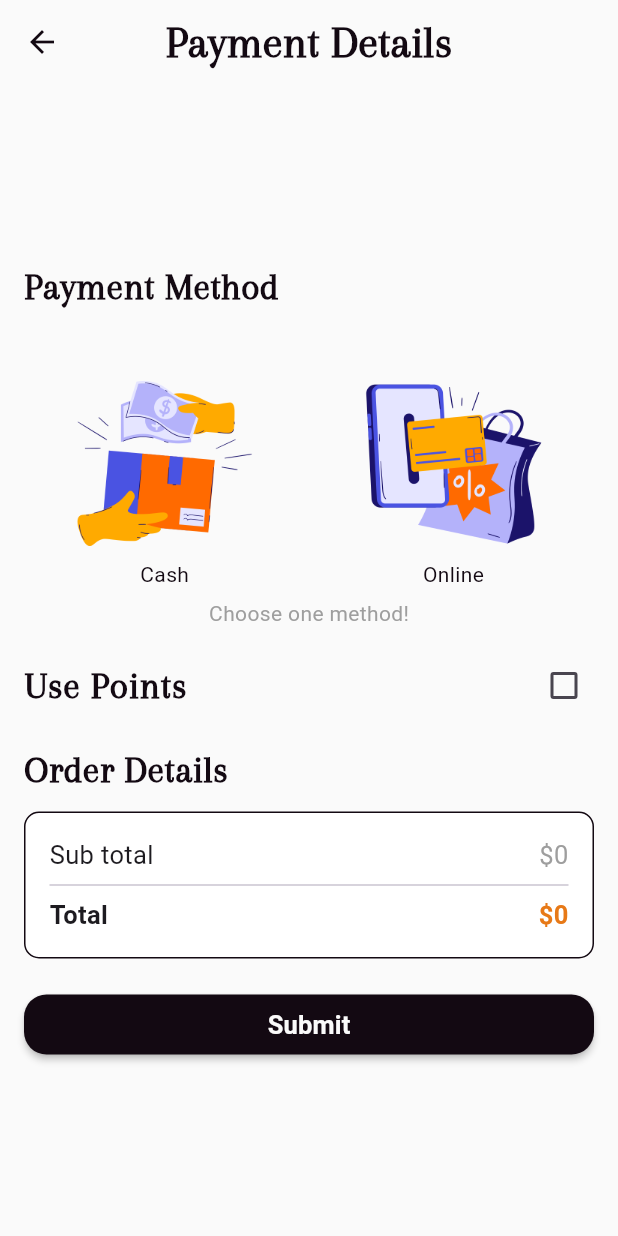
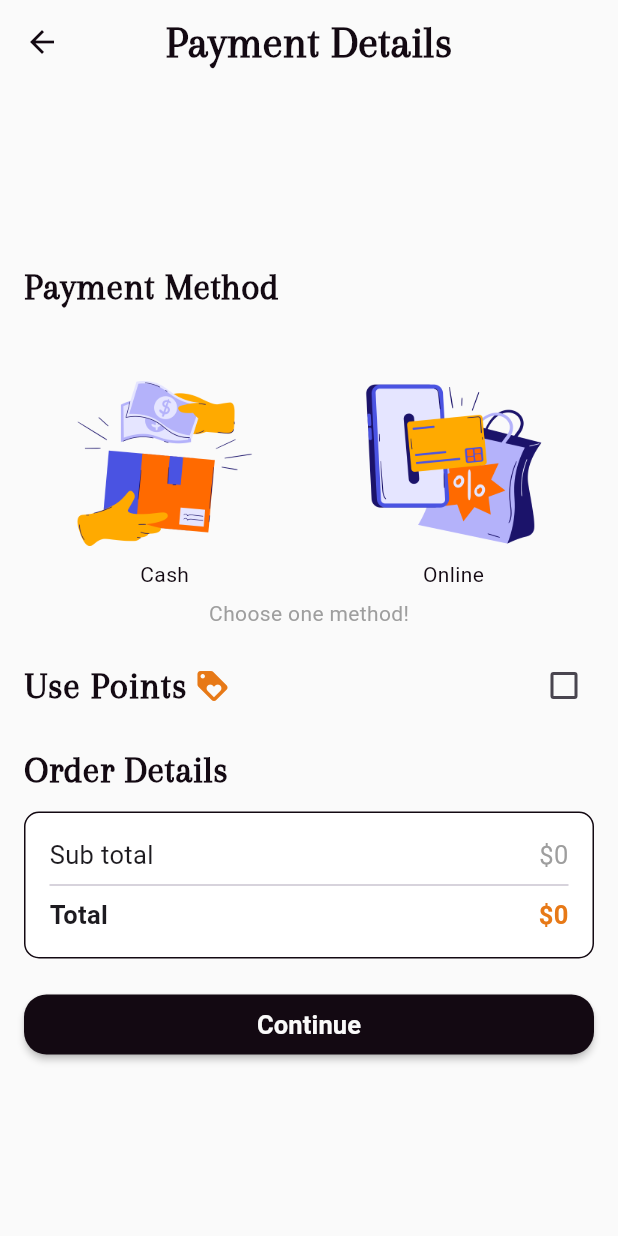
Before and after one commit to hayam-tarek/quick_store, a Flutter app: the CheckOutScreen screen opened directly, on a phone screen of 412 x 824 dp. Run offline on Flutter 3.47's test engine with Material 3 defaults, Android fonts, the phone set to English and light mode, and no system bars; our stand-ins replace bloc, flutter_bloc, flutter_dotenv, geocoding, geolocator, image_picker and 2 more; accounts and stored records are empty.

Commit message:
enhance ui and add submit screen

```diff
--- a/lib/core/api/end_points.dart
+++ b/lib/core/api/end_points.dart
@@ -69,11 +69,11 @@ class ApiValues {
   static const List<Map<String, String>> paymentMethods = [
     {
       "name": "Cash",
-      "image": kCashOnDelivery,
+      "image": kCashOnDeliveryPath,
     },
     {
       "name": "Online",
-      "image": kOnlinePayment,
+      "image": kOnlinePaymentPath,
     },
   ];
 }
--- a/lib/core/utils/constant.dart
+++ b/lib/core/utils/constant.dart
@@ -13,8 +13,9 @@ const String kEmptyCartPath = 'assets/images/empty-cart.png';
 const String kFavBagPath = 'assets/images/fav-bag.png';
 
 const String kWishlistPath = 'assets/images/wishlist.png';
-const String kCashOnDelivery = 'assets/images/cash-on-delivery.png';
-const String kOnlinePayment = 'assets/images/online-payment.png';
+const String kCashOnDeliveryPath = 'assets/images/cash-on-delivery.png';
+const String kOnlinePaymentPath = 'assets/images/online-payment.png';
+const String kLocationPath = 'assets/images/location.png';
 
 const String kCardPath = 'assets/images/card.png';
 const String kCashPath = 'assets/images/cash.png';
--- a/lib/views/widgets/custom_check_box.dart
+++ b/lib/views/widgets/custom_check_box.dart
@@ -3,11 +3,17 @@ import 'package:quick_store/core/utils/constant.dart';
 import 'package:quick_store/views/widgets/title_text.dart';
 
 class CustomCheckBox extends StatelessWidget {
-  const CustomCheckBox(
-      {super.key, required this.title, required this.value, this.onChanged});
+  const CustomCheckBox({
+    super.key,
+    required this.title,
+    required this.value,
+    this.onChanged,
+    this.icon,
+  });
   final String title;
   final bool value;
   final void Function(bool?)? onChanged;
+  final IconData? icon;
 
   @override
   Widget build(BuildContext context) {
@@ -15,9 +21,21 @@ class CustomCheckBox extends StatelessWidget {
       contentPadding: EdgeInsets.all(0),
       activeColor: kSecondaryColor,
       checkColor: kForegroundColor,
-      title: TitleText(
-        text: title,
-        fontSize: 25,
+      title: Row(
+        mainAxisAlignment: MainAxisAlignment.start,
+        crossAxisAlignment: CrossAxisAlignment.center,
+        children: [
+          TitleText(
+            text: title,
+            fontSize: 25,
+          ),
+          SizedBox(width: 5),
+          if (icon != null)
+            Icon(
+              icon,
+              color: kSecondaryColor,
+            ),
+        ],
       ),
       value: value,
       onChanged: onChanged,
```
Also changed, not shown: lib/views/screens/check_out_screen.dart (+22 -2 lines), lib/views/screens/submit_order_screen.dart (added, +55 -0 lines), assets/images/location.png (added).
